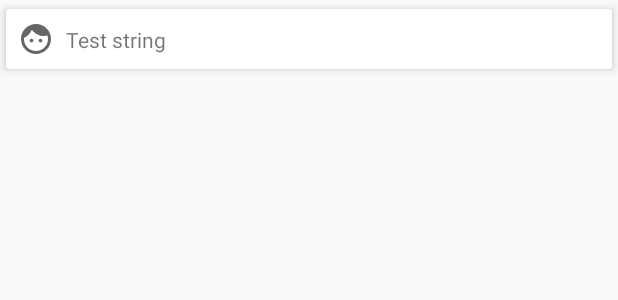
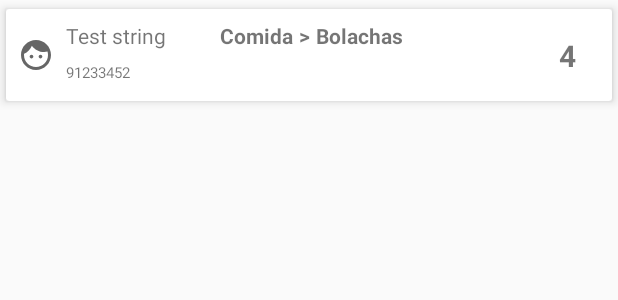
Before and after one commit to filipao223/home-database, an Android app: the layout cardview_item.xml on its own in the app's theme, with its tools: preview values and no code run, on a phone screen of 412 x 824 dp. Shown: the top 300 px of the screen. Run offline under Robolectric (Android 15) with nearby library versions, the phone set to English and light mode, and no system bars.

Commit message:
Card design complete.

```diff
--- a/app/src/main/res/layout/cardview_item.xml
+++ b/app/src/main/res/layout/cardview_item.xml
@@ -1,6 +1,7 @@
 <?xml version="1.0" encoding="utf-8"?>
 <android.support.v7.widget.CardView xmlns:android="http://schemas.android.com/apk/res/android"
     xmlns:app="http://schemas.android.com/apk/res-auto"
+    xmlns:tools="http://schemas.android.com/tools"
     android:id="@+id/home_cv"
     android:layout_width="match_parent"
     android:layout_height="wrap_content"
@@ -17,9 +18,10 @@
             android:id="@+id/home_card_item_photo"
             android:layout_width="wrap_content"
             android:layout_height="wrap_content"
-            android:layout_marginBottom="8dp"
             android:layout_marginStart="8dp"
             android:layout_marginTop="8dp"
+            android:layout_marginBottom="8dp"
+            android:contentDescription="@string/item_label"
             app:layout_constraintBottom_toBottomOf="parent"
             app:layout_constraintStart_toStartOf="parent"
             app:layout_constraintTop_toTopOf="parent"
@@ -29,13 +31,74 @@
             android:id="@+id/home_card_item_name"
             android:layout_width="wrap_content"
             android:layout_height="wrap_content"
-            android:layout_marginBottom="8dp"
             android:layout_marginStart="8dp"
             android:layout_marginTop="8dp"
+            android:layout_marginBottom="4dp"
             android:text="@string/test_string"
-            app:layout_constraintBottom_toBottomOf="parent"
+            app:layout_constraintBottom_toTopOf="@+id/guideline"
             app:layout_constraintStart_toEndOf="@+id/home_card_item_photo"
             app:layout_constraintTop_toTopOf="parent" />
+
+        <TextView
+            android:id="@+id/home_card_item_category"
+            android:layout_width="wrap_content"
+            android:layout_height="wrap_content"
+            android:layout_marginStart="36dp"
+            android:text="@string/card_default_category"
+            android:textStyle="bold"
+            app:layout_constraintStart_toEndOf="@+id/home_card_item_name"
+            app:layout_constraintTop_toTopOf="@+id/home_card_item_name" />
+
+        <TextView
+            android:id="@+id/home_card_item_category_separator"
+            android:layout_width="wrap_content"
+            android:layout_height="wrap_content"
+            android:layout_marginStart="4dp"
+            android:text="@string/card_category_separator"
+            android:textStyle="bold"
+            app:layout_constraintStart_toEndOf="@+id/home_card_item_category"
+            app:layout_constraintTop_toTopOf="@+id/home_card_item_category" />
+
+        <TextView
+            android:id="@+id/home_card_item_subcategory"
+            android:layout_width="wrap_content"
+            android:layout_height="wrap_content"
+            android:layout_marginStart="4dp"
+            android:text="@string/card_default_subcategory"
+            android:textStyle="bold"
+            app:layout_constraintStart_toEndOf="@+id/home_card_item_category_separator"
+            app:layout_constraintTop_toTopOf="@+id/home_card_item_category_separator" />
+
+        <TextView
+            android:id="@+id/home_card_item_quantity"
+            android:layout_width="wrap_content"
+            android:layout_height="wrap_content"
+            android:layout_marginTop="8dp"
+            android:layout_marginEnd="24dp"
+            android:layout_marginBottom="8dp"
+            android:text="@string/card_default_quantity"
+            android:textSize="20sp"
+            android:textStyle="bold"
+            app:layout_constraintBottom_toBottomOf="parent"
+            app:layout_constraintEnd_toEndOf="parent"
+            app:layout_constraintTop_toTopOf="parent" />
+
+        <TextView
+            android:id="@+id/home_card_item_barcode"
+            android:layout_width="wrap_content"
+            android:layout_height="wrap_content"
+            android:layout_marginTop="4dp"
+            android:text="@string/card_default_barcode"
+            android:textSize="10sp"
+            app:layout_constraintStart_toStartOf="@+id/home_card_item_name"
+            app:layout_constraintTop_toTopOf="@+id/guideline" />
+
+        <android.support.constraint.Guideline
+            android:id="@+id/guideline"
+            android:layout_width="wrap_content"
+            android:layout_height="wrap_content"
+            android:orientation="horizontal"
+            app:layout_constraintGuide_percent="0.509434" />
 
     </android.support.constraint.ConstraintLayout>
 
--- a/app/src/main/res/values/strings.xml
+++ b/app/src/main/res/values/strings.xml
@@ -24,4 +24,10 @@
     <string name="no_network">No network connection, try again later.</string>
     <string name="refused_camera">Permission denied to use camera</string>
     <string name="af_error">If autofocus doesn\'t work, tap on screen once</string>
+    <string name="card_category_separator"><![CDATA[>]]></string>
+    <string name="card_default_category">Comida</string>
+    <string name="item_label">Item label</string>
+    <string name="card_default_subcategory">Bolachas</string>
+    <string name="card_default_quantity">4</string>
+    <string name="card_default_barcode">91233452</string>
 </resources>
```
